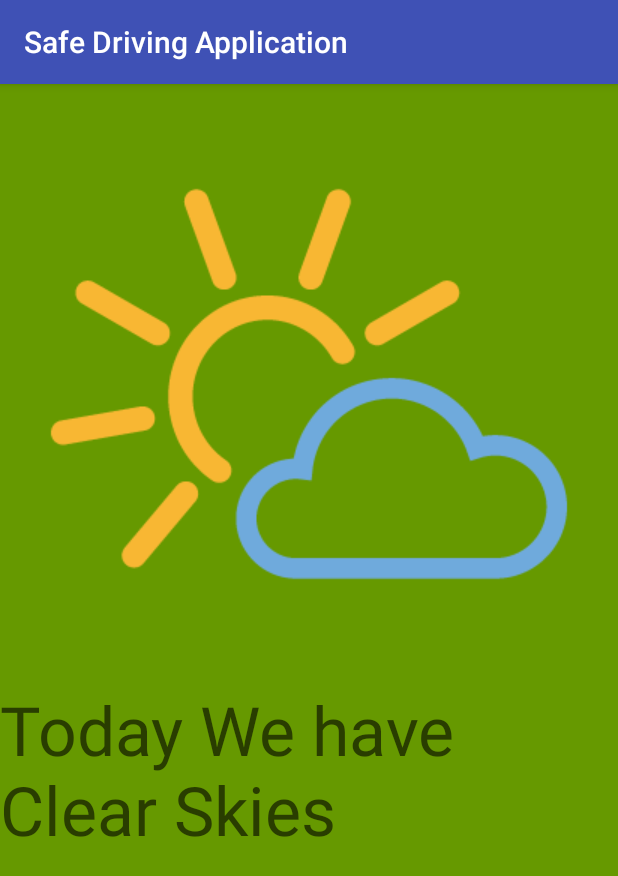
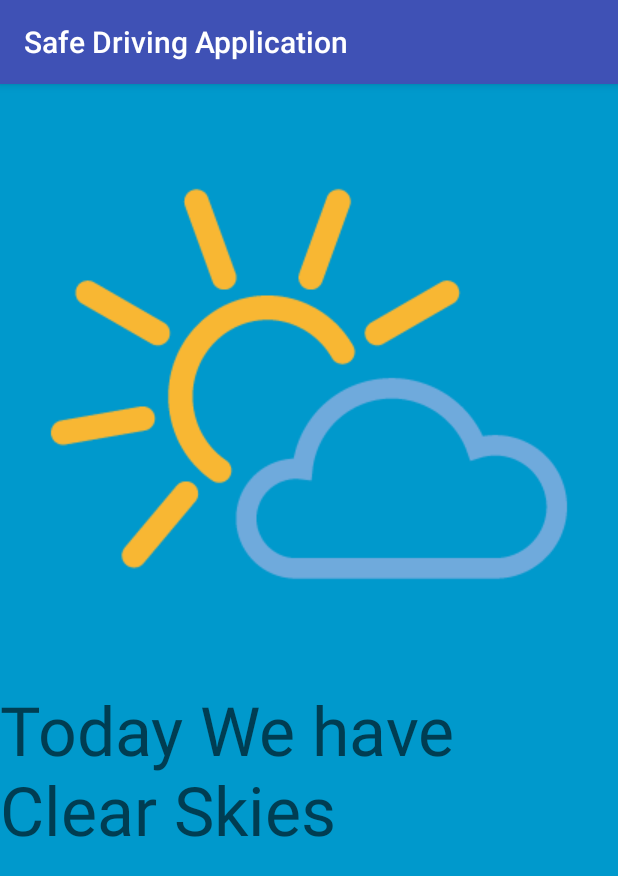
Before and after one commit to Suleiman-sk1404832/SafeDrivingApplication, an Android app: the SplashScreenActivity screen opened directly, with no data from a screen before it, on a phone screen of 412 x 824 dp. Shown: the top 876 px of the screen. Run offline under Robolectric (Android 15) with nearby library versions, the phone set to English and light mode, and no system bars; our stand-ins replace Volley; network calls fail.

Commit message:
minor changes

```diff
--- a/app/src/main/java/qa/edu/qu/cmps312/safedrivingapplication/activities/MainActivity.java
+++ b/app/src/main/java/qa/edu/qu/cmps312/safedrivingapplication/activities/MainActivity.java
@@ -126,7 +126,7 @@ public class MainActivity extends AppCompatActivity implements LoginFragment.Suc
 //        mDatabase.child("Drivers").child(key).setValue(d2);
 
 
-        //    find_weather();
+        find_weather();
         loginFragment = new LoginFragment();
 
         getSupportFragmentManager().beginTransaction()
@@ -411,7 +411,7 @@ public class MainActivity extends AppCompatActivity implements LoginFragment.Suc
 
     //TODO: For weather Api - i think it works i will check tomorrow at home
     public void find_weather() {
-        String url = "api.openweathermap.org/data/2.5/weather?q=Doha&appid=67bc52ba2b975486cd69912aba06019c&units=imperial";
+        String url = "http://api.openweathermap.org/data/2.5/weather?q=Doha&appid=67bc52ba2b975486cd69912aba06019c&units=Metric";
 
         Log.w("helpMePlease", "Reached the function");
 
@@ -426,6 +426,8 @@ public class MainActivity extends AppCompatActivity implements LoginFragment.Suc
                     JSONArray weather = response.getJSONArray("weather");
                     tempreture[0] = String.valueOf(main_Object.getDouble("temp"));
                     sky_status[0] = String.valueOf(weather.getJSONObject(1));
+                    Log.w("hello", String.valueOf(main_Object.getDouble("temp")));
+                    Log.w("hello", String.valueOf(weather.getJSONObject(1)));
 
 
                 } catch (JSONException e) {
--- a/app/src/main/java/qa/edu/qu/cmps312/safedrivingapplication/activities/SplashScreenActivity.java
+++ b/app/src/main/java/qa/edu/qu/cmps312/safedrivingapplication/activities/SplashScreenActivity.java
@@ -23,15 +23,16 @@ import qa.edu.qu.cmps312.safedrivingapplication.R;
 public class SplashScreenActivity extends AppCompatActivity {
 
     private final int SPLASH_DISPLAY_LENGTH = 4000;
-    String skyDescription;
+    ImageView icon;
+    String skyDescription = "Clear";
 
     @Override
     protected void onCreate(Bundle savedInstanceState) {
         super.onCreate(savedInstanceState);
-        ImageView icon = findViewById(R.id.splashscreen);
-        skyDescription = find_weather();
         setContentView(R.layout.activity_splash_screen);
 
+        icon = findViewById(R.id.splashscreenImage);
+        // skyDescription = find_weather();
         switch (skyDescription) {
             case "Clear":
                 icon.setImageResource(R.drawable.clearskysplash);
@@ -72,6 +73,7 @@ public class SplashScreenActivity extends AppCompatActivity {
                     JSONArray weather = response.getJSONArray("weather");
                     tempreture[0] = String.valueOf(main_Object.getDouble("temp"));
                     sky_status[0] = String.valueOf(weather.getJSONObject(1));
+                    Log.w("helpMePlease", "test    " + String.valueOf(weather.getJSONObject(1)));
 
 
                 } catch (JSONException e) {
--- a/app/src/main/res/layout/activity_splash_screen.xml
+++ b/app/src/main/res/layout/activity_splash_screen.xml
@@ -2,11 +2,11 @@
 <LinearLayout xmlns:android="http://schemas.android.com/apk/res/android"
     android:layout_width="fill_parent"
     android:layout_height="fill_parent"
-    android:background="@android:color/holo_green_dark"
+    android:background="@android:color/holo_blue_dark"
     android:orientation="vertical">
 
     <ImageView
-        android:id="@+id/splashscreen"
+        android:id="@+id/splashscreenImage"
         android:layout_width="wrap_content"
         android:layout_height="wrap_content"
         android:layout_gravity="center"
```
